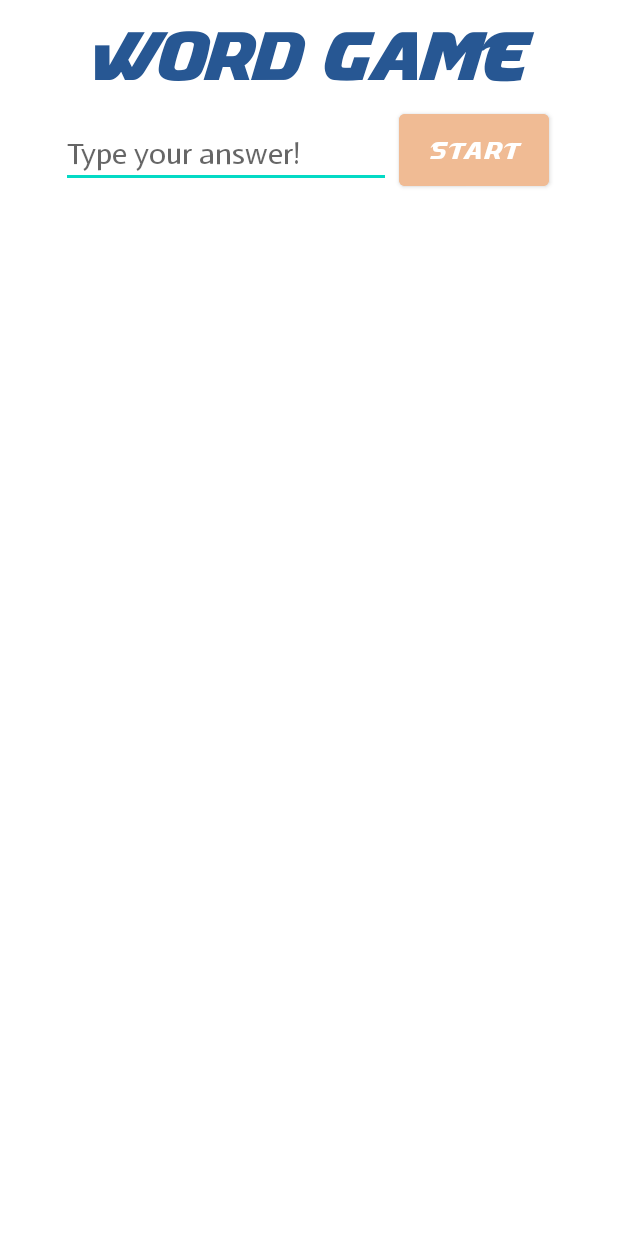
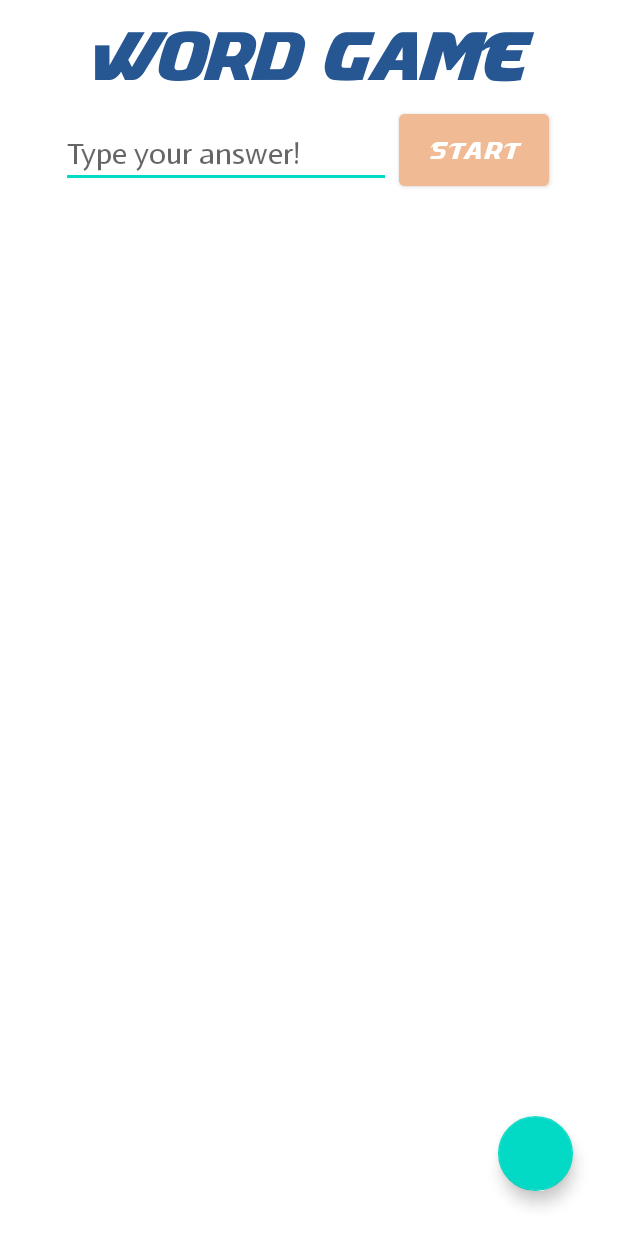
Before and after one commit to woohyein/CS496_proj2, an Android app: the fragment CSCalFragment shown on its own in the app's theme, on a phone screen of 412 x 824 dp. Run offline under Robolectric (Android 15) with nearby library versions, the light colour scheme and no system bars; Roboto replaces fonts that are not available here.

Commit message:
update ui

```diff
--- a/app/src/main/res/layout/fragment_c_s_cal.xml
+++ b/app/src/main/res/layout/fragment_c_s_cal.xml
@@ -87,4 +87,13 @@
         android:scrollbarStyle="outsideOverlay"
         />
 
+    <com.google.android.material.floatingactionbutton.FloatingActionButton
+        android:id="@+id/score"
+        android:layout_width="50dp"
+        android:layout_height="50dp"
+        android:layout_gravity="bottom|right"
+        android:layout_marginBottom="30dp"
+        android:layout_marginRight="30dp"
+        android:layout_marginEnd="30dp" />
+
         </FrameLayout>
```
Also changed, not shown: app/src/main/res/drawable/ranking.png (added).
